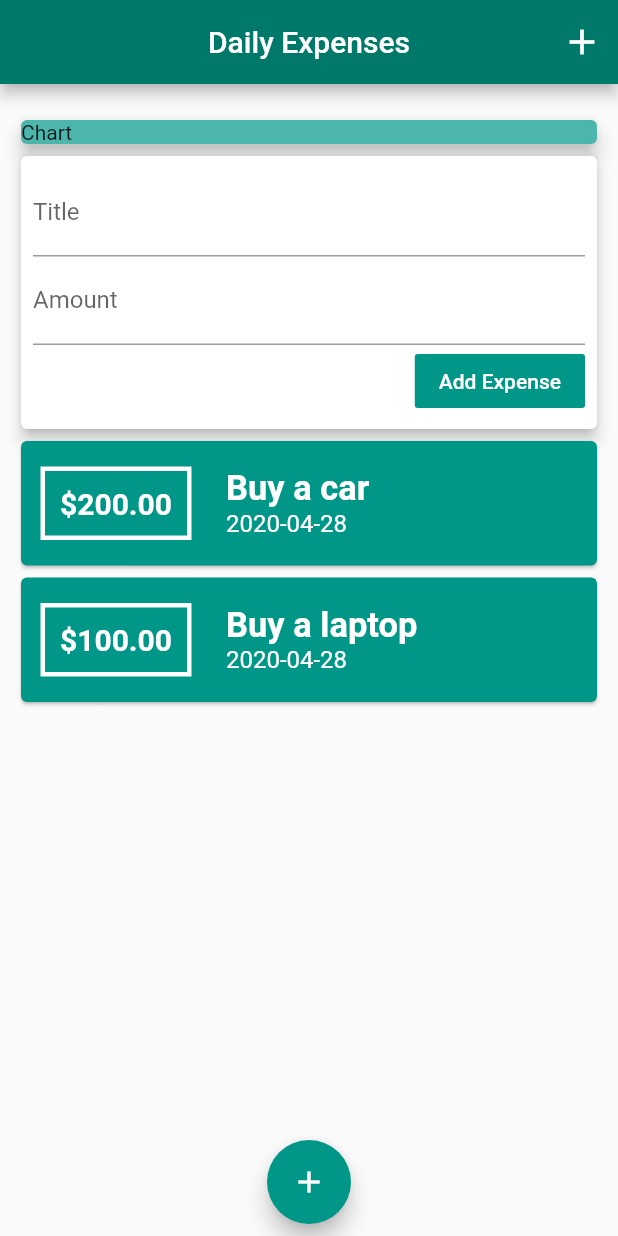
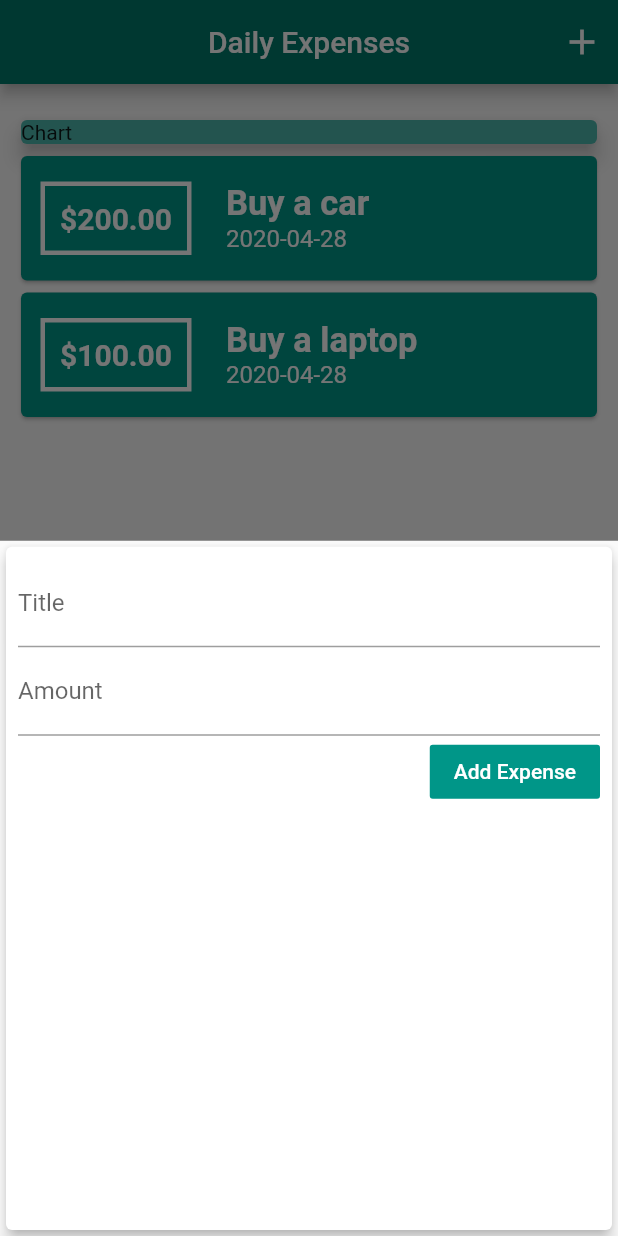
Before and after one commit to Ayesh1998/Flutter-Daily_Expenses_Calculator_App, a Flutter app: the screen it shows after launch, after a tap on the "add" icon, on a phone screen of 412 x 824 dp. Run offline on Flutter 3.47's test engine with Material 2 defaults, Android fonts, the phone set to English and light mode, and no system bars.

Commit message:
Added newTransaction to a model which is activated by floating action button and appBar +icon.

```diff
--- a/lib/main.dart
+++ b/lib/main.dart
@@ -1,6 +1,6 @@
 import 'package:daily_expenses/models/transaction.dart';
 import 'package:daily_expenses/widgets/new_transaction.dart';
-import 'package:daily_expenses/widgets/user-transaction.dart';
+import 'package:daily_expenses/widgets/transaction-list.dart';
 import 'package:flutter/material.dart';
 import 'package:intl/intl.dart';
 
@@ -18,9 +18,54 @@ class MyApp extends StatelessWidget {
   }
 }
 
-class HomePage extends StatelessWidget {
+class HomePage extends StatefulWidget {
+  @override
+  _HomePageState createState() => _HomePageState();
+}
+
+class _HomePageState extends State<HomePage> {
   String inputTitle;
+
   String inputAmount;
+
+  final List<Transaction> _transactions = [
+    Transaction(
+      amount: 200.00,
+      date: DateTime.now(),
+      id: 't1',
+      title: 'Buy a car',
+    ),
+    Transaction(
+      amount: 100.00,
+      date: DateTime.now(),
+      id: 't2',
+      title: 'Buy a laptop',
+    ),
+  ];
+
+  void _addNewTransaction(String title, double amount) {
+    final newTransaction = Transaction(
+        amount: amount,
+        title: title,
+        date: DateTime.now(),
+        id: DateTime.now().toString());
+
+    setState(() {
+      _transactions.add(newTransaction);
+    });
+  }
+
+  void _startAddNewTRansaction(BuildContext context) {
+    showModalBottomSheet(
+        context: context,
+        builder: (builderContext) {
+          return GestureDetector(
+            onTap: () {},
+            child: NewTransaction(_addNewTransaction),
+            behavior: HitTestBehavior.opaque,
+          );
+        });
+  }
 
   @override
   Widget build(BuildContext context) {
@@ -36,7 +81,7 @@ class HomePage extends StatelessWidget {
                 color: Colors.white,
                 size: 28,
               ),
-              onPressed: null)
+              onPressed: () => _startAddNewTRansaction(context))
         ],
       ),
       floatingActionButtonLocation: FloatingActionButtonLocation.centerDocked,
@@ -46,7 +91,7 @@ class HomePage extends StatelessWidget {
           backgroundColor: Colors.teal,
           focusColor: Colors.teal[200],
           hoverColor: Colors.teal[200],
-          onPressed: () => print('lol'),
+          onPressed: () => _startAddNewTRansaction(context),
           child: Icon(Icons.add),
         ),
       ),
@@ -67,7 +112,7 @@ class HomePage extends StatelessWidget {
                   elevation: 5,
                 ),
               ),
-              UserTrnasactions()
+              TransactionList(_transactions)
             ],
           ),
         ),
--- a/lib/widgets/new_transaction.dart
+++ b/lib/widgets/new_transaction.dart
@@ -1,8 +1,16 @@
 import 'package:flutter/material.dart';
 
-class NewTransaction extends StatelessWidget {
+class NewTransaction extends StatefulWidget {
   final Function addTransaction;
+  NewTransaction(this.addTransaction);
+
+  @override
+  _NewTransactionState createState() => _NewTransactionState();
+}
+
+class _NewTransactionState extends State<NewTransaction> {
   final titleController = TextEditingController();
+
   final amountController = TextEditingController();
 
   submitHandler() {
@@ -12,13 +20,12 @@ class NewTransaction extends StatelessWidget {
     if (titleEntered.isEmpty || amountEntered <= 0) {
       return;
     }
-    addTransaction(
+    widget.addTransaction(
       titleEntered,
       amountEntered,
     );
+    Navigator.of(context).pop();
   }
-
-  NewTransaction(this.addTransaction);
 
   @override
   Widget build(BuildContext context) {
--- a/lib/widgets/user-transaction.dart
+++ /dev/null
@@ -1,50 +0,0 @@
-import 'package:daily_expenses/models/transaction.dart';
-import 'package:daily_expenses/widgets/new_transaction.dart';
-import 'package:daily_expenses/widgets/transaction-list.dart';
-import 'package:flutter/material.dart';
-
-class UserTrnasactions extends StatefulWidget {
-  UserTrnasactions({Key key}) : super(key: key);
-
-  @override
-  _UserTrnasactionsState createState() => _UserTrnasactionsState();
-}
-
-class _UserTrnasactionsState extends State<UserTrnasactions> {
-  final List<Transaction> _transactions = [
-    Transaction(
-      amount: 200.00,
-      date: DateTime.now(),
-      id: 't1',
-      title: 'Buy a car',
-    ),
-    Transaction(
-      amount: 100.00,
-      date: DateTime.now(),
-      id: 't2',
-      title: 'Buy a laptop',
-    ),
-  ];
-
-  void _addNewTransaction(String title, double amount) {
-    final newTransaction = Transaction(
-        amount: amount,
-        title: title,
-        date: DateTime.now(),
-        id: DateTime.now().toString());
-
-    setState(() {
-      _transactions.add(newTransaction);
-    });
-  }
-
-  @override
-  Widget build(BuildContext context) {
-    return Column(
-      children: <Widget>[
-        NewTransaction(_addNewTransaction),
-        TransactionList(_transactions),
-      ],
-    );
-  }
-}
```
